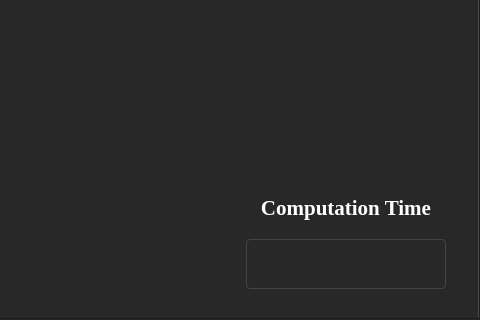
This is MainWindow.ui in fadymohsen/VisionWithHarrisSIFT as Qt 5 draws it before an edit; both pictures show x 503 to 983 and y 365 to 685 of the 983 by 685 pixel window. The edited form follows.
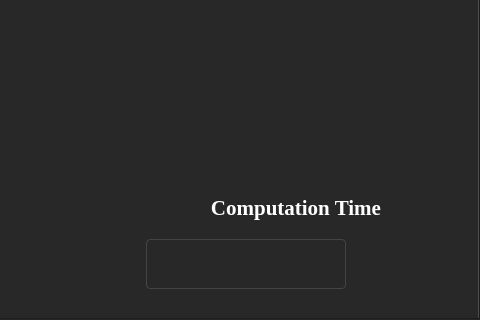
This is the edited form. The open tabs and pages were chosen to show the change. Custom widgets are drawn as their Qt base class.

The edit to the form file:
```diff
--- a/MainWindow.ui
+++ b/MainWindow.ui
@@ -1295,13 +1295,13 @@
               </property>
               <property name="minimumSize">
                <size>
-                <width>200</width>
+                <width>300</width>
                 <height>50</height>
                </size>
               </property>
               <property name="maximumSize">
                <size>
-                <width>200</width>
+                <width>300</width>
                 <height>50</height>
                </size>
               </property>
```
Left out of the diff: 2 changed lines with no effect on the pictures.
